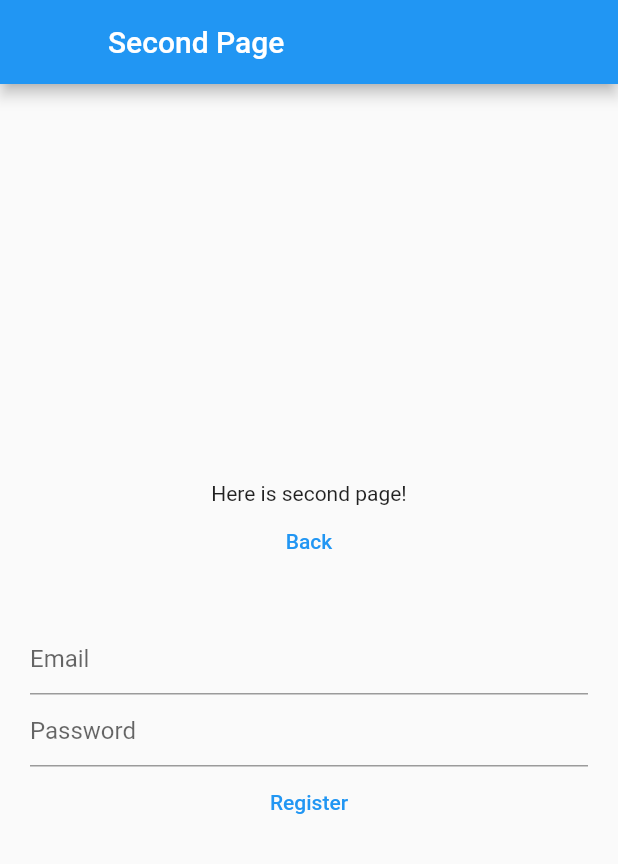
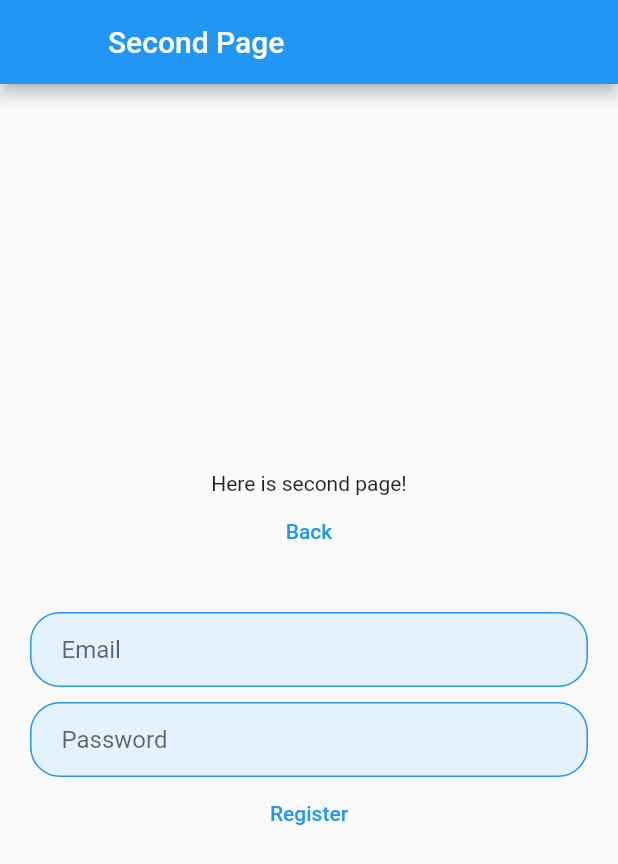
Before and after one commit to ilaydasavaser/key_sample, a Flutter app: the SecondPage screen opened directly, on a phone screen of 412 x 824 dp. Shown: the top 864 px of the screen. Run offline on Flutter 3.47's test engine with Material 2 defaults, Android fonts, the phone set to English and light mode, and no system bars.

Commit message:
TextFormField Container Style

```diff
--- a/lib/views/secondPage.dart
+++ b/lib/views/secondPage.dart
@@ -63,9 +63,22 @@ class _SecondPageState extends State<SecondPage> {
                     height: 30,
                   ),
                   // input alanı sağlar.
-                  TextFormField(
+                  Container(
+                    decoration: BoxDecoration(
+                      color: Colors.blue[50],
+                      border: Border.all(
+                        color: Colors.blue,
+                      ),
+                      borderRadius: BorderRadius.circular(20),
+                    ),
+                    child: Padding(
+                      padding: const EdgeInsets.fromLTRB(20, 0, 20, 0),
+                      child: TextFormField(
                         keyboardType: TextInputType.emailAddress,
-                    decoration: InputDecoration(hintText: "Email"),
+                        decoration: InputDecoration(
+                          hintText: "Email",
+                          border: InputBorder.none,
+                        ),
                         validator: (value) {
                           print("value");
                           print(value);
@@ -82,12 +95,28 @@ class _SecondPageState extends State<SecondPage> {
                           }
                         },
                       ),
-                  TextFormField(
+                    ),
+                  ),
+                  // Spacer(),
+                  SizedBox(
+                    height: 10,
+                  ),
+                  Container(
+                    decoration: BoxDecoration(
+                        border: Border.all(
+                          color: Colors.blue,
+                        ),
+                        color: Colors.blue[50],
+                        borderRadius: BorderRadius.circular(20)),
+                    child: Padding(
+                      padding: const EdgeInsets.fromLTRB(20, 0, 20, 0),
+                      child: TextFormField(
                         obscureText: true,
                         obscuringCharacter: '*',
                         keyboardType: TextInputType.visiblePassword,
                         decoration: InputDecoration(
                           hintText: "Password",
+                          border: InputBorder.none,
                         ),
                         validator: (value) {
                           if (value == null || value == "") {
@@ -111,6 +140,8 @@ class _SecondPageState extends State<SecondPage> {
                             """;
                           }
                         },
+                      ),
+                    ),
                   ),
                   TextButton(
                     onPressed: () {
```
Lines whose indentation alone changed are shown as unchanged.
